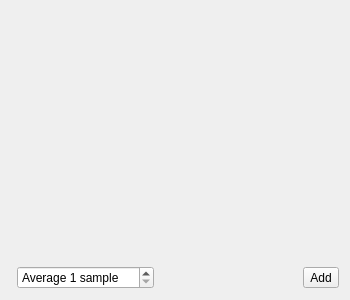
Before: the Qt Designer form interface/sensorwidget.ui in Kuszki/AVR-Monitor, drawn with Qt 5.
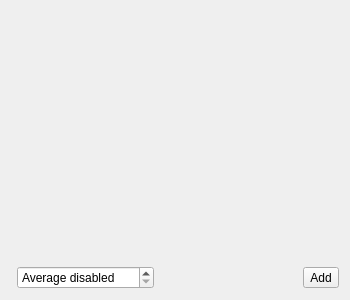
After: the same form once the commit is applied. Icons and pictures are not drawn.

Diff of the .ui file:
```diff
--- a/interface/sensorwidget.ui
+++ b/interface/sensorwidget.ui
@@ -37,6 +37,9 @@
        <verstretch>0</verstretch>
       </sizepolicy>
      </property>
+     <property name="specialValueText">
+      <string>Average disabled</string>
+     </property>
      <property name="suffix">
       <string> sample</string>
      </property>
```
